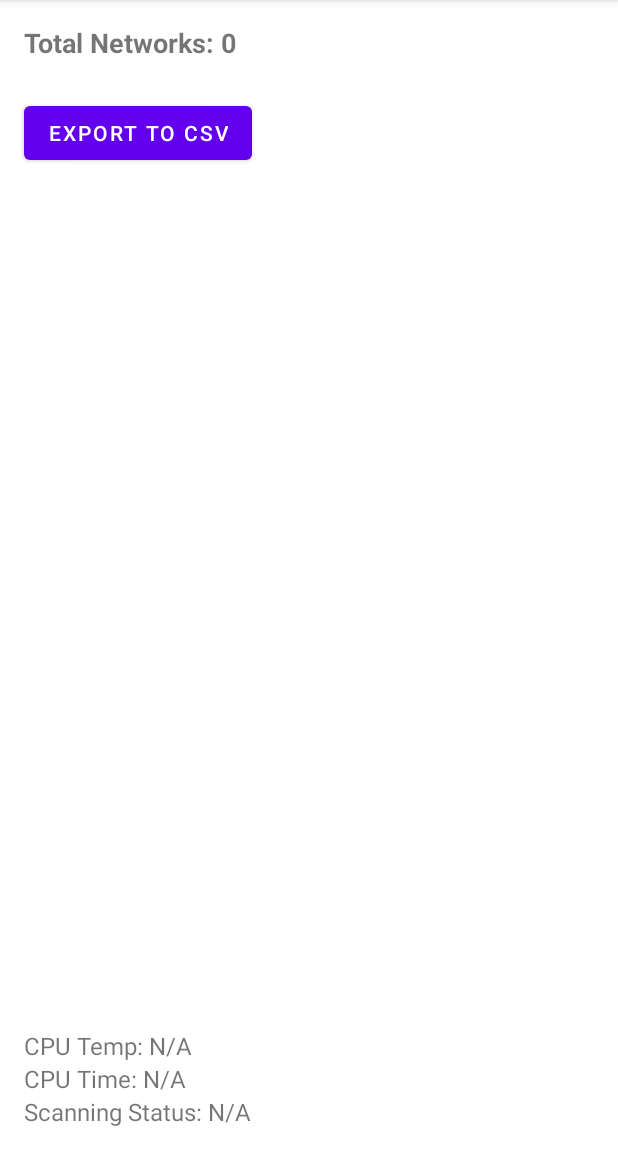
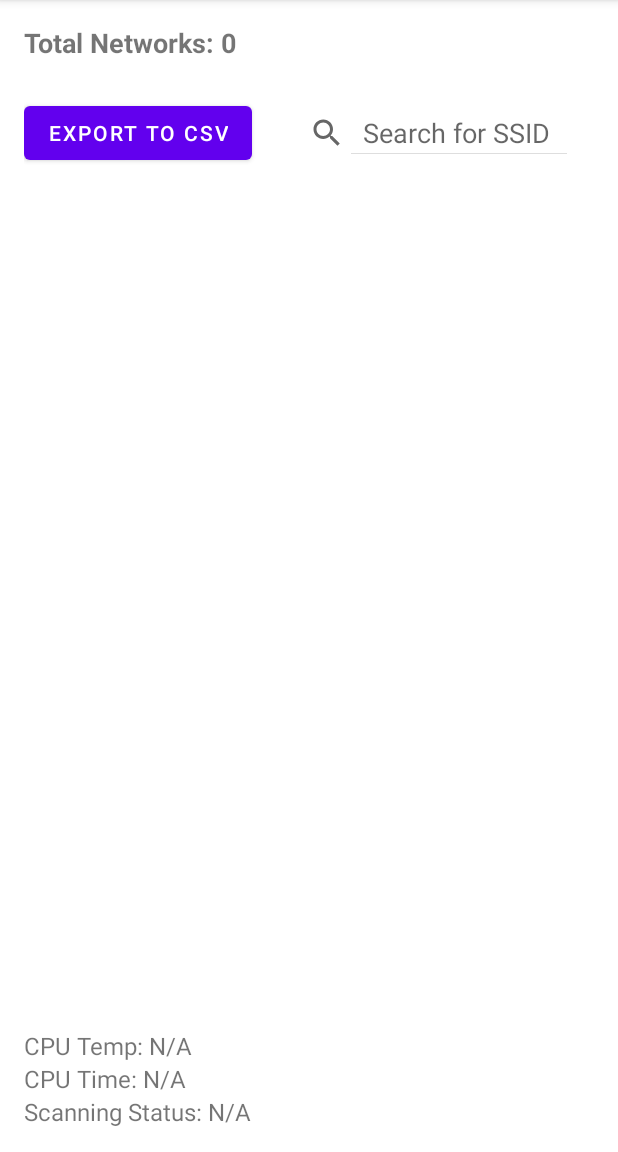
Before and after one commit to Aymanbalaa/WiScan, an Android app: the WiFiActivity screen opened directly, with no data from a screen before it, on a phone screen of 412 x 824 dp, the part 84-1236 px from its top. Run offline under Robolectric (Android 15) with nearby library versions, the phone set to English and light mode, and no system bars.

Commit message:
SSID Search added
The search bar was added to search for SSID. Has a few bugs that need sorting. So far i can get it to search for the networks and maintain its search results

```diff
--- a/app/src/main/java/com/example/nsgs_app/NetworkAdapter.java
+++ b/app/src/main/java/com/example/nsgs_app/NetworkAdapter.java
@@ -1,4 +1,3 @@
-// NetworkAdapter.java
 package com.example.nsgs_app;
 
 import android.content.Context;
--- a/app/src/main/res/layout/activity_wifi.xml
+++ b/app/src/main/res/layout/activity_wifi.xml
@@ -16,22 +16,39 @@
         android:layout_alignParentTop="true"
         android:layout_margin="16dp" />
 
-    <Button
-        android:id="@+id/btn_export_csv"
-        android:layout_width="wrap_content"
+    <LinearLayout
+        android:id="@+id/button_search_layout"
+        android:layout_width="match_parent"
         android:layout_height="wrap_content"
-        android:text="Export to CSV"
+        android:orientation="horizontal"
         android:layout_below="@id/totalNetworksTextView"
         android:layout_marginTop="8dp"
         android:layout_marginStart="16dp"
-        android:layout_marginLeft="16dp" />
+        android:layout_marginEnd="16dp">
+
+        <Button
+            android:id="@+id/btn_export_csv"
+            android:layout_width="wrap_content"
+            android:layout_height="wrap_content"
+            android:text="Export to CSV" />
+
+        <SearchView
+            android:id="@+id/search_ssid"
+            android:layout_width="0dp"
+            android:layout_height="wrap_content"
+            android:layout_weight="1"
+            android:queryHint="Search for SSID"
+            android:layout_marginStart="8dp"
+            android:iconifiedByDefault="false"
+            android:padding="10dp" />
+    </LinearLayout>
 
     <androidx.recyclerview.widget.RecyclerView
         android:id="@+id/recyclerView"
         android:layout_width="match_parent"
         android:layout_height="0dp"
         android:layout_weight="1"
-        android:layout_below="@id/btn_export_csv"
+        android:layout_below="@id/button_search_layout"
         android:layout_above="@id/infoLayout"
         android:layout_marginTop="8dp" />
 
```
Also changed, not shown: app/src/main/java/com/example/nsgs_app/WiFiActivity.java (+57 -8 lines).
